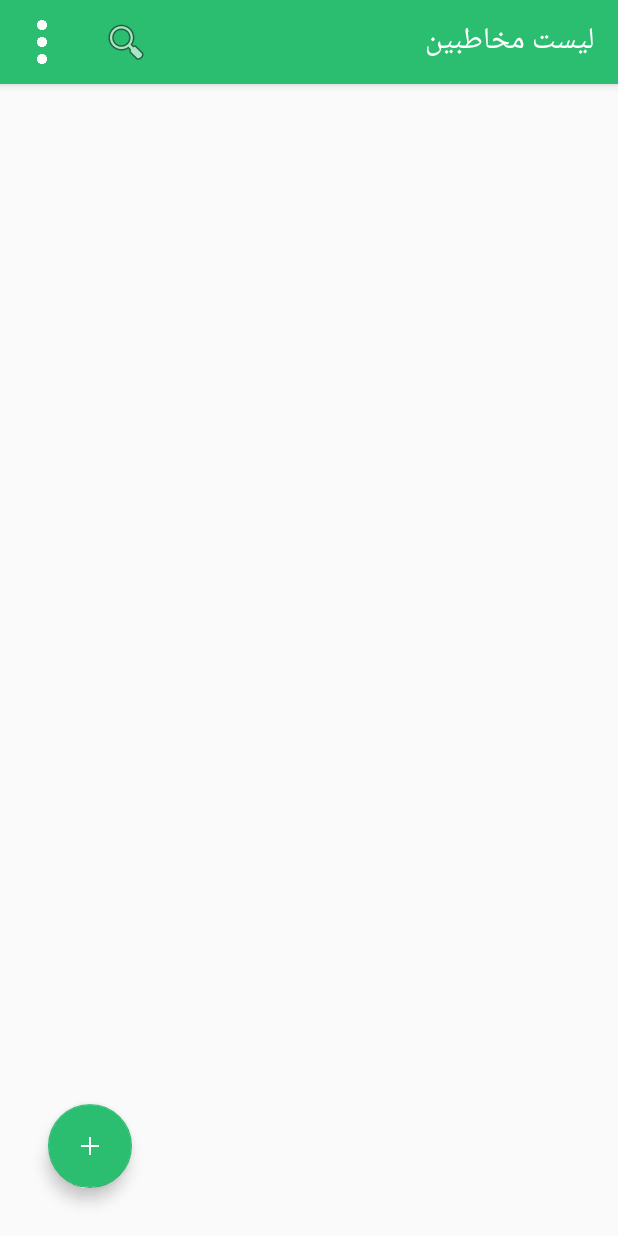
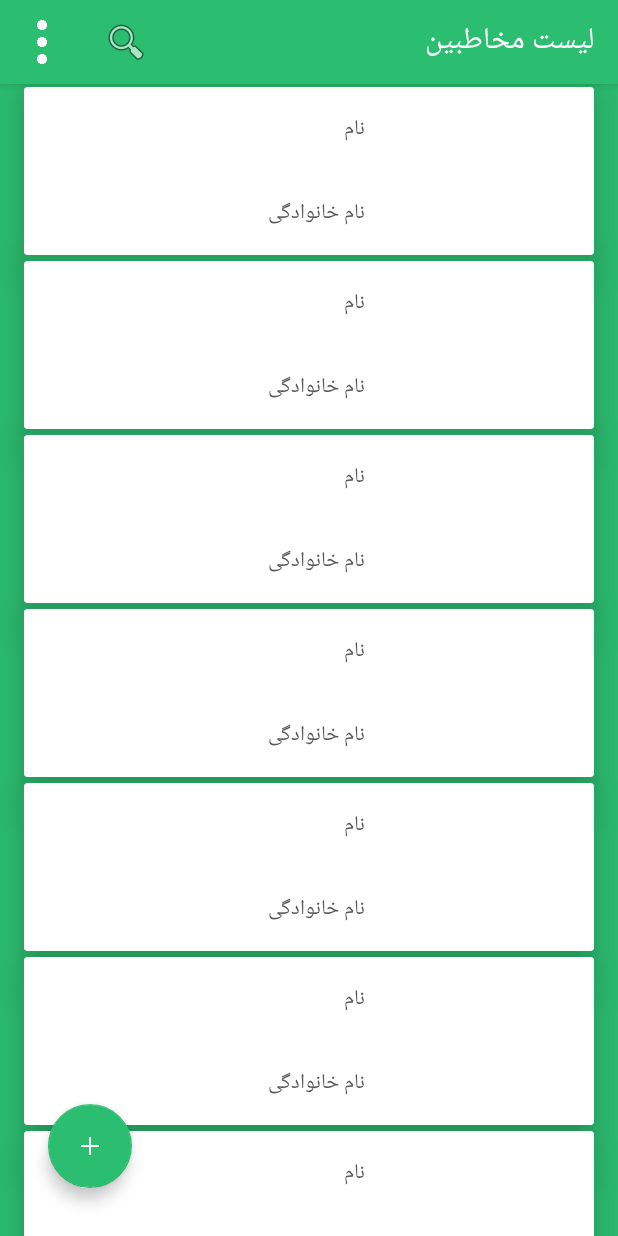
Before and after one commit to horpog/proj1, an Android app: the ContactsActivity screen opened directly, with no data from a screen before it, on a phone screen of 412 x 824 dp. Run offline under Robolectric (Android 15) with nearby library versions, the phone set to English and light mode, and no system bars.

Commit message:
contacts list

```diff
--- /dev/null
+++ b/app/src/main/java/com/example/examle/proj1/ContactListRecyclerAdapter.java
@@ -0,0 +1,60 @@
+package com.example.examle.proj1;
+
+import android.content.Context;
+import android.support.v7.widget.RecyclerView;
+import android.view.LayoutInflater;
+import android.view.View;
+import android.view.ViewGroup;
+import android.widget.TextView;
+
+import com.example.examle.proj1.Domain.User;
+
+import java.util.List;
+
+public class ContactListRecyclerAdapter extends RecyclerView.Adapter<ContactListRecyclerAdapter.ListViewHolder> {
+    private Context context;
+    private List<User> users;
+
+
+    public ContactListRecyclerAdapter(Context context, List<User> items) {
+
+        this.context = context;
+        this.users = items;
+    }
+
+    @Override
+    public ListViewHolder onCreateViewHolder(ViewGroup parent, int viewType) {
+        View view = LayoutInflater.from(context).inflate(R.layout.contacts_list_item, parent, false);
+        return new ContactListRecyclerAdapter.ListViewHolder(view);
+    }
+
+    public void setUsers(List<User> users) {
+        this.users = users;
+    }
+
+    @Override
+    public void onBindViewHolder(ListViewHolder holder, int position) {
+        User item = users.get(position);
+        holder.firstName.setText(item.getFirstName());
+        holder.lastName.setText(item.getLastName());
+    }
+
+    @Override
+    public int getItemCount() {
+        return users.size();
+    }
+
+    public class ListViewHolder extends RecyclerView.ViewHolder {
+        private TextView firstName;
+        private TextView lastName;
+
+
+        public ListViewHolder(View itemView) {
+            super(itemView);
+            firstName = (TextView) itemView.findViewById(R.id.contact_first_name);
+            lastName = (TextView) itemView.findViewById(R.id.contact_last_name);
+
+
+        }
+    }
+}
--- a/app/src/main/java/com/example/examle/proj1/ContactsActivity.java
+++ b/app/src/main/java/com/example/examle/proj1/ContactsActivity.java
@@ -2,6 +2,8 @@ package com.example.examle.proj1;
 
 import android.support.v7.app.AppCompatActivity;
 import android.os.Bundle;
+import android.support.v7.widget.LinearLayoutManager;
+import android.support.v7.widget.RecyclerView;
 import android.support.v7.widget.Toolbar;
 import android.view.Menu;
 
@@ -15,8 +17,15 @@ public class ContactsActivity extends AppCompatActivity {
         setContentView(R.layout.activity_contacts);
         toolbar = (Toolbar) findViewById(R.id.toolbar);
         setSupportActionBar(toolbar);
+        setUpRecyclerView();
     }
 
+    private void setUpRecyclerView() {
+        RecyclerView recyclerView = (RecyclerView) findViewById(R.id.contacts_list);
+        ContactListRecyclerAdapter recycleAdapter = new ContactListRecyclerAdapter(getApplicationContext(), FakeData.getUsers());
+        recyclerView.setLayoutManager(new LinearLayoutManager(getApplicationContext(),LinearLayoutManager.VERTICAL,false));
+        recyclerView.setAdapter(recycleAdapter);
+    }
     @Override
     public boolean onCreateOptionsMenu(Menu menu) {
         getMenuInflater().inflate(R.menu.contacts_toolbar_menu, menu);
--- /dev/null
+++ b/app/src/main/java/com/example/examle/proj1/Domain/User.java
@@ -0,0 +1,71 @@
+package com.example.examle.proj1.Domain;
+
+import java.io.File;
+import java.util.Date;
+import java.util.List;
+
+public class User {
+    private int id;
+    private String firstName;
+    private String lastName;
+    private String phoneNumber;
+    private Date birthDay;
+    private File picture;
+    private List<Event> events;
+
+    public int getId() {
+        return id;
+    }
+
+    public void setId(int id) {
+        this.id = id;
+    }
+
+    public String getFirstName() {
+        return firstName;
+    }
+
+    public void setFirstName(String firstName) {
+        this.firstName = firstName;
+    }
+
+    public String getLastName() {
+        return lastName;
+    }
+
+    public void setLastName(String lastName) {
+        this.lastName = lastName;
+    }
+
+    public String getPhoneNumber() {
+        return phoneNumber;
+    }
+
+    public void setPhoneNumber(String phoneNumber) {
+        this.phoneNumber = phoneNumber;
+    }
+
+    public Date getBirthDay() {
+        return birthDay;
+    }
+
+    public void setBirthDay(Date birthDay) {
+        this.birthDay = birthDay;
+    }
+
+    public File getPicture() {
+        return picture;
+    }
+
+    public void setPicture(File picture) {
+        this.picture = picture;
+    }
+
+    public List<Event> getEvents() {
+        return events;
+    }
+
+    public void setEvents(List<Event> events) {
+        this.events = events;
+    }
+}
--- a/app/src/main/java/com/example/examle/proj1/EventListRecyclerAdapter.java
+++ b/app/src/main/java/com/example/examle/proj1/EventListRecyclerAdapter.java
@@ -1,12 +1,10 @@
 package com.example.examle.proj1;
 
 import android.content.Context;
-import android.support.v4.content.res.ResourcesCompat;
 import android.support.v7.widget.RecyclerView;
 import android.view.LayoutInflater;
 import android.view.View;
 import android.view.ViewGroup;
-import android.widget.ImageView;
 import android.widget.TextView;
 
 import com.example.examle.proj1.Domain.Event;
@@ -26,7 +24,7 @@ public class EventListRecyclerAdapter extends RecyclerView.Adapter<EventListRecy
 
         @Override
         public ListViewHolder onCreateViewHolder(ViewGroup parent, int viewType) {
-            View view = LayoutInflater.from(context).inflate(R.layout.event_liset_item, parent, false);
+            View view = LayoutInflater.from(context).inflate(R.layout.event_list_item, parent, false);
             return new EventListRecyclerAdapter.ListViewHolder(view);
         }
 
@@ -46,7 +44,7 @@ public class EventListRecyclerAdapter extends RecyclerView.Adapter<EventListRecy
 
         @Override
         public int getItemCount() {
-            return 0;
+            return events.size();
         }
 
         public class ListViewHolder extends RecyclerView.ViewHolder {
--- a/app/src/main/java/com/example/examle/proj1/FakeData.java
+++ b/app/src/main/java/com/example/examle/proj1/FakeData.java
@@ -1,20 +1,32 @@
 package com.example.examle.proj1;
 
 import com.example.examle.proj1.Domain.Event;
+import com.example.examle.proj1.Domain.User;
 
 import java.util.ArrayList;
 import java.util.List;
 
 public class FakeData {
     public static List<Event> events = new ArrayList<>();
+    public static List<User> users = new ArrayList<>();
     public static List getEvents(){
         for (int i = 0; i<20 ; i++){
             Event event = new Event();
-            event.setId(1);
+            event.setId(i);
             event.setTitle("عنوان شماره"+i);
             event.setDescription("توضیات شماره "+i);
             events.add(event);
         }
         return events;
     }
+    public static List getUsers(){
+        for (int i = 0; i<20 ; i++){
+            User user = new User();
+            user.setId(i);
+            user.setFirstName("نام");
+            user.setLastName("نام خانوادگی");
+            users.add(user);
+        }
+        return users;
+    }
 }
--- a/app/src/main/res/layout/activity_contacts.xml
+++ b/app/src/main/res/layout/activity_contacts.xml
@@ -32,14 +32,15 @@
             app:layout_scrollFlags="scroll|enterAlways"
             />
 
-        <android.support.v7.widget.RecyclerView
-            android:id="@+id/contacts_list"
-            android:layout_width="match_parent"
-            android:layout_height="wrap_content"
-            tools:listitem="@layout/contacts_list_item">
-
-        </android.support.v7.widget.RecyclerView>
-
     </android.support.design.widget.AppBarLayout>
 
+    <android.support.v7.widget.RecyclerView
+        android:id="@+id/contacts_list"
+        android:layout_width="match_parent"
+        android:layout_height="match_parent"
+        android:background="@color/colorPrimary"
+        app:layout_behavior="@string/appbar_scrolling_view_behavior"
+        tools:listitem="@layout/contacts_list_item">
+
+    </android.support.v7.widget.RecyclerView>
 </android.support.design.widget.CoordinatorLayout>
--- a/app/src/main/res/layout/contacts_list_item.xml
+++ b/app/src/main/res/layout/contacts_list_item.xml
@@ -8,6 +8,7 @@
     android:layout_marginRight="@dimen/standard_margin"
     android:layout_marginTop="2dp"
     android:layoutDirection="rtl"
+    app:cardBackgroundColor="@android:color/background_light"
     app:cardElevation="@dimen/standard_margin">
 
 
@@ -31,19 +32,21 @@
             android:orientation="vertical">
 
             <TextView
-                android:id="@+id/event_description"
+                android:id="@+id/contact_first_name"
                 android:layout_width="wrap_content"
                 android:layout_height="wrap_content"
                 android:layout_margin="@dimen/standard_margin"
                 android:layout_weight="1"
+                android:textColor="@color/colorAccent"
                 android:text="TextView" />
 
             <TextView
-                android:id="@+id/reminder_date"
+                android:id="@+id/contact_last_name"
                 android:layout_width="wrap_content"
                 android:layout_height="wrap_content"
                 android:layout_margin="@dimen/standard_margin"
                 android:layout_weight="1"
+                android:textColor="@color/colorAccent"
                 android:text="TextView" />
 
 
```
Also changed, not shown: app/src/main/java/com/example/examle/proj1/MainActivity.java (+5 -2 lines), app/src/main/res/layout/main_activity.xml (+15 -11 lines), app/src/main/res/menu/activity_main2_drawer.xml (deleted, +0 -38 lines), app/src/main/res/menu/main2.xml (deleted, +0 -9 lines), app/src/main/res/layout/event_list_item.xml (renamed from app/src/main/res/layout/event_liset_item.xml).
